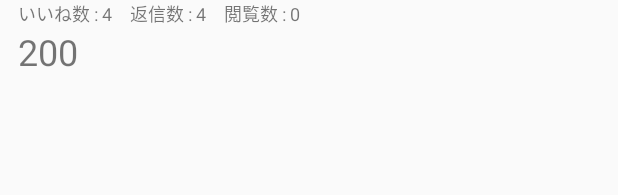
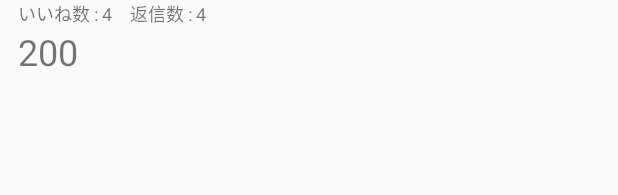
Before and after one commit to Kazuki-0731/GetQiitaList, an Android app: the layout qiita_list_item.xml on its own in the app's theme, with its tools: preview values and no code run, on a phone screen of 412 x 824 dp. Shown: the top 195 px of the screen. Run offline under Robolectric (Android 15) with nearby library versions, the phone set to English and light mode, and no system bars.

Commit message:
閲覧数を削除

```diff
--- a/app/src/main/java/susu/com/getqiitalist/common/constants/HttpConstants.kt
+++ b/app/src/main/java/susu/com/getqiitalist/common/constants/HttpConstants.kt
@@ -27,6 +27,5 @@ class HttpConstants {
         // ========== URLのリスト =========== //
         /** 指定URL */
         const val LIST_URL = "https://qiita.com/api/v2/users/susu_susu__/"
-        const val NOTE_URL = "https://qiita.com/api/v2/"
     }
 }
--- a/app/src/main/java/susu/com/getqiitalist/model/api/client/BaseClient.kt
+++ b/app/src/main/java/susu/com/getqiitalist/model/api/client/BaseClient.kt
@@ -42,7 +42,6 @@ abstract class BaseClient {
     }
 
     abstract fun getClient(): Retrofit
-    abstract fun getClientNote(): Retrofit
 
     /**
      * 非同期で通信する
--- a/app/src/main/java/susu/com/getqiitalist/model/entities/QiitaDTO.kt
+++ b/app/src/main/java/susu/com/getqiitalist/model/entities/QiitaDTO.kt
@@ -14,8 +14,6 @@ data class QiitaDTO (
     val likes_count: Int,
     @Json(name = "comments_count") // 返信数
     val comments_count: Int,
-    @Json(name = "page_views_count") // 閲覧数
-    val page_views_count: Int,
     @Json(name = "url") // 記事のURL
     val url: String
 )
--- a/app/src/main/res/layout/qiita_list_item.xml
+++ b/app/src/main/res/layout/qiita_list_item.xml
@@ -32,15 +32,6 @@
             tools:text="返信数 : 4"
             />
 
-        <TextView
-            android:id="@+id/page_views_count"
-            android:layout_width="wrap_content"
-            android:layout_height="wrap_content"
-            android:gravity="left"
-            android:layout_marginStart="12dp"
-            android:textSize="12sp"
-            tools:text="閲覧数 : 0"
-            />
     </LinearLayout>
 
     <TextView
@@ -53,15 +44,4 @@
         tools:text="200"
         />
 
-<!--    <ImageView-->
-<!--        android:id="@+id/image_delete"-->
-<!--        android:layout_width="30dp"-->
-<!--        android:layout_height="30dp"-->
-<!--        android:layout_marginRight="16dp"-->
-<!--        android:gravity="center"-->
-<!--        android:layout_centerVertical="true"-->
-<!--        android:layout_alignParentEnd="true"-->
-<!--        android:src="@drawable/ic_delete_red_24dp"-->
-<!--        />-->
-
 </LinearLayout>
```
Also changed, not shown: app/src/main/java/susu/com/getqiitalist/common/util/UrlUtils.kt (+0 -9 lines), app/src/main/java/susu/com/getqiitalist/model/api/client/BaseJsonClient.kt (+0 -21 lines), app/src/main/java/susu/com/getqiitalist/model/api/repositories/QiitaRepositoryRx.kt (+1 -21 lines), app/src/main/java/susu/com/getqiitalist/model/api/service/QiitaNoteService.kt (deleted, +0 -25 lines), app/src/main/java/susu/com/getqiitalist/view/adapter/QiitaAdapter.kt (+0 -35 lines).
